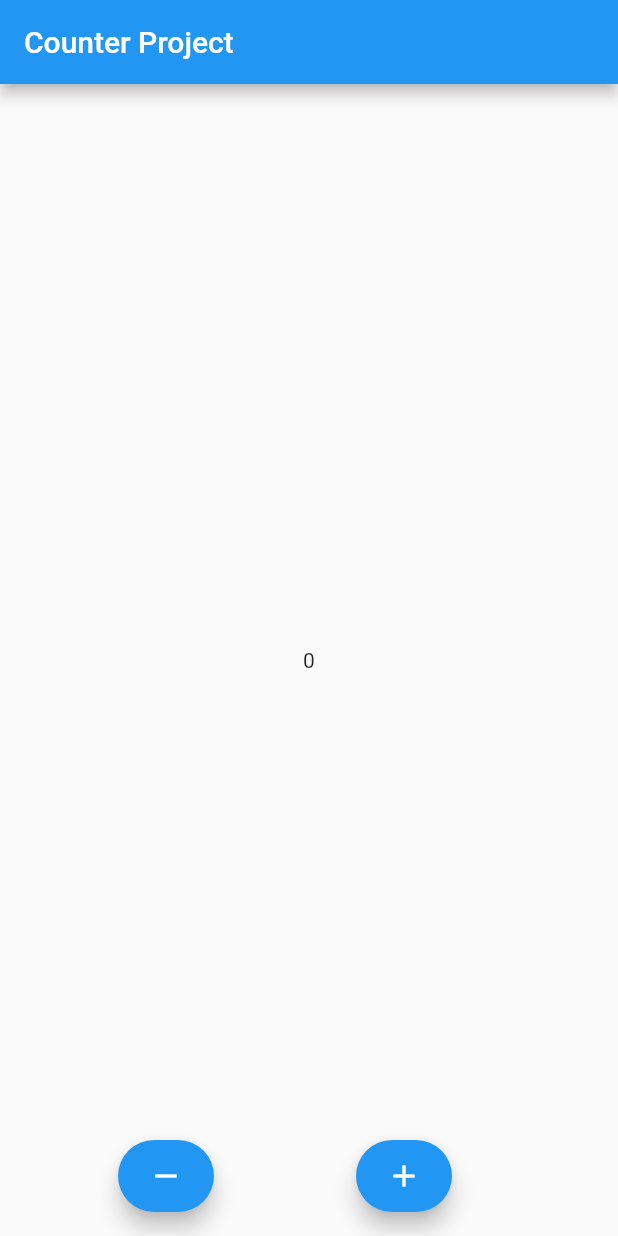
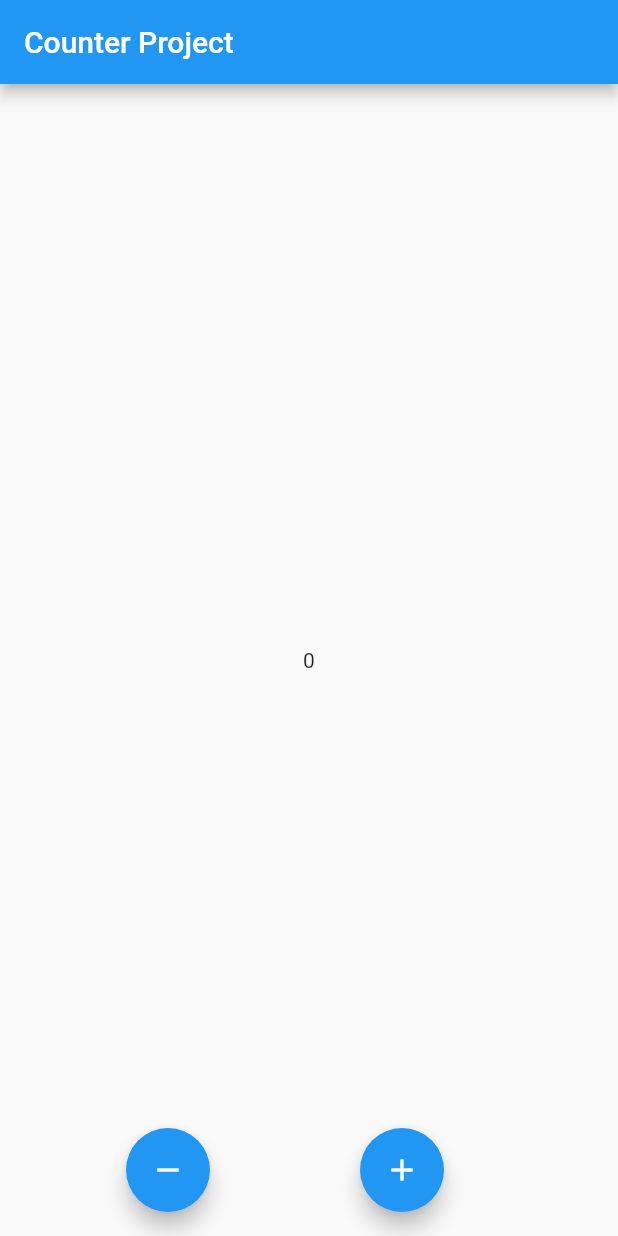
Before and after one commit to Sammyowei/learning_riverpod, a Flutter app: the screen it shows after launch, on a phone screen of 412 x 824 dp. Run offline on Flutter 3.47's test engine with Material 2 defaults, Android fonts, the phone set to English and light mode, and no system bars; our stand-ins replace flutter_riverpod.

Commit message:
counter Project added

```diff
--- a/lib/counter_project/counter_project.dart
+++ b/lib/counter_project/counter_project.dart
@@ -23,17 +23,20 @@ class CounterHome extends ConsumerWidget {
         ),
         floatingActionButton: Row(
           mainAxisAlignment: MainAxisAlignment.spaceEvenly,
+          crossAxisAlignment: CrossAxisAlignment.center,
           children: [
-            FloatingActionButton.extended(
+            FloatingActionButton(
               onPressed: () {
                 ref.read(counterProvider.notifier).state--;
               },
-                label: const Icon(Icons.remove)),
-            FloatingActionButton.extended(
+              child: const Icon(Icons.remove),
+            ),
+            FloatingActionButton(
               onPressed: () {
                 ref.read(counterProvider.notifier).state++;
               },
-                label: const Icon(Icons.add)),
+              child: const Icon(Icons.add),
+            ),
           ],
         ),
       ),
```
Lines whose indentation alone changed are shown as unchanged.
